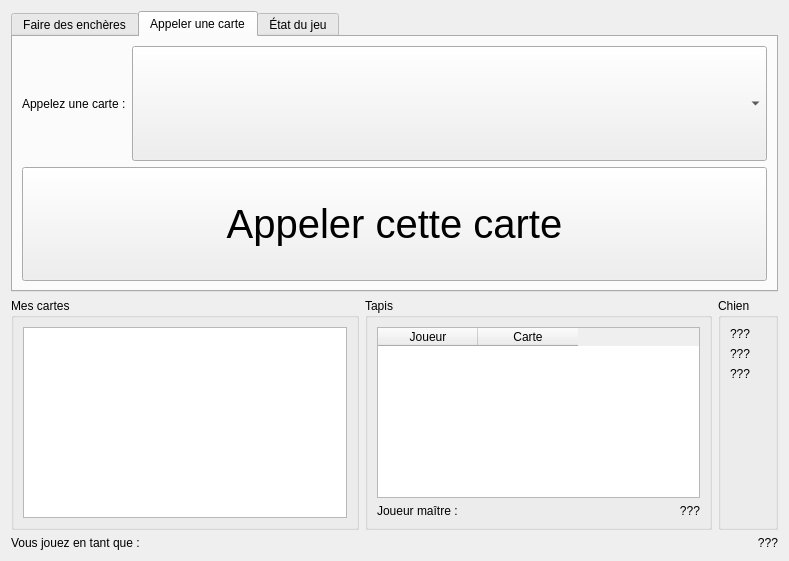
Before: the Qt Designer form client/client.ui in Gugurumbe/tarot-doc, drawn with Qt 5.
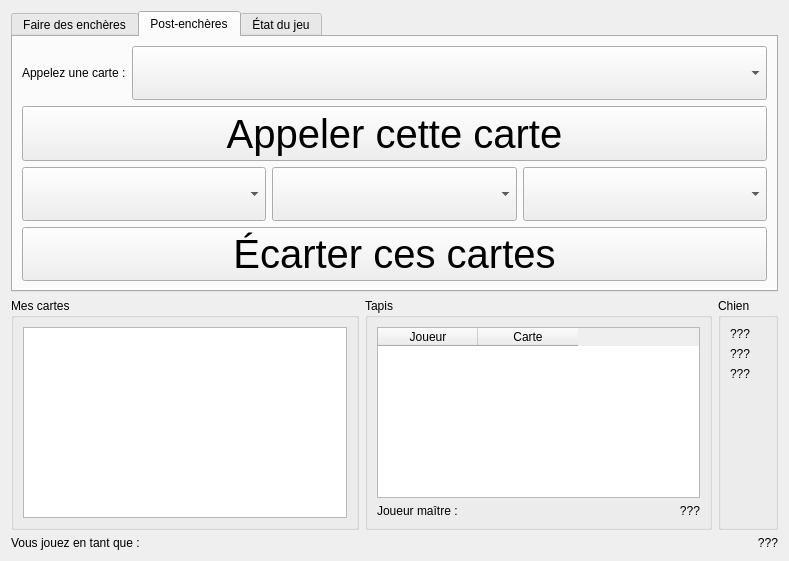
After: the same form once the commit is applied. The open tabs and pages were chosen to show the change. Custom widgets are drawn as their Qt base class.

Commit message: Comprendre pourquoi : le client n'affiche pas correctement le tapis après le premier tour, le début du deuxième tour est perturbé.

Diff of the .ui file:
```diff
--- a/client/client.ui
+++ b/client/client.ui
@@ -184,7 +184,7 @@
      </widget>
      <widget class="QWidget" name="appel">
       <attribute name="title">
-       <string>Appeler une carte</string>
+       <string>Post-enchères</string>
       </attribute>
       <layout class="QVBoxLayout" name="verticalLayout_6">
        <item>
@@ -226,6 +226,58 @@
          </property>
         </widget>
        </item>
+       <item>
+        <layout class="QHBoxLayout" name="horizontalLayout">
+         <item>
+          <widget class="SelecteurCarte" name="ecart_1">
+           <property name="sizePolicy">
+            <sizepolicy hsizetype="Preferred" vsizetype="Expanding">
+             <horstretch>0</horstretch>
+             <verstretch>0</verstretch>
+            </sizepolicy>
+           </property>
+          </widget>
+         </item>
+         <item>
+          <widget class="SelecteurCarte" name="ecart_2">
+           <property name="sizePolicy">
+            <sizepolicy hsizetype="Preferred" vsizetype="Expanding">
+             <horstretch>0</horstretch>
+             <verstretch>0</verstretch>
+            </sizepolicy>
+           </property>
+          </widget>
+         </item>
+         <item>
+          <widget class="SelecteurCarte" name="ecart_3">
+           <property name="sizePolicy">
+            <sizepolicy hsizetype="Preferred" vsizetype="Expanding">
+             <horstretch>0</horstretch>
+             <verstretch>0</verstretch>
+            </sizepolicy>
+           </property>
+          </widget>
+         </item>
+        </layout>
+       </item>
+       <item>
+        <widget class="QPushButton" name="bouton_ecart">
+         <property name="sizePolicy">
+          <sizepolicy hsizetype="Minimum" vsizetype="Expanding">
+           <horstretch>0</horstretch>
+           <verstretch>0</verstretch>
+          </sizepolicy>
+         </property>
+         <property name="font">
+          <font>
+           <pointsize>30</pointsize>
+          </font>
+         </property>
+         <property name="text">
+          <string>Écarter ces cartes</string>
+         </property>
+        </widget>
+       </item>
       </layout>
      </widget>
      <widget class="QWidget" name="jeu">
```
Left out of the diff: 4 changed lines with no effect on the pictures. The commit also changes 17 other files.
